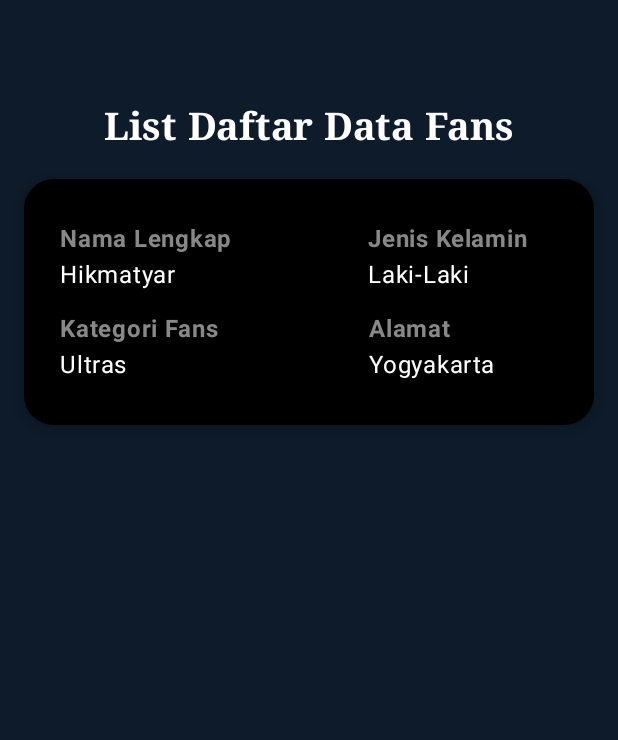
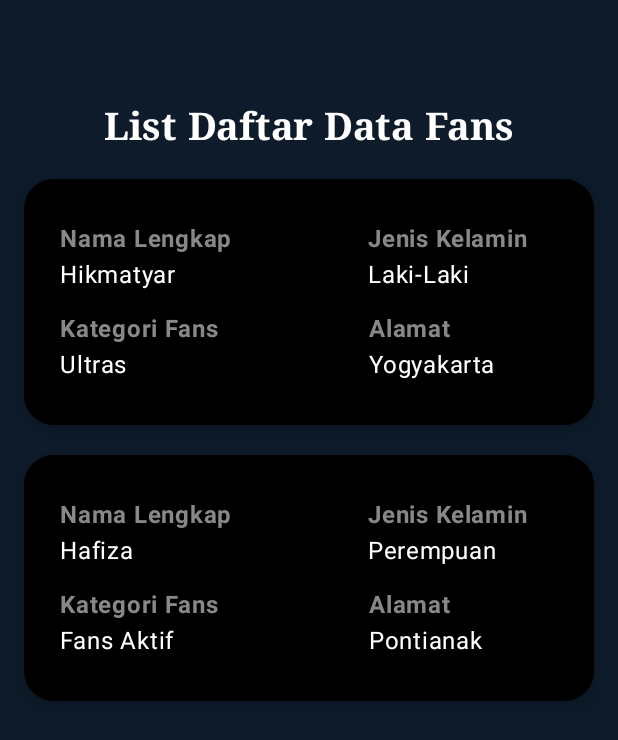
Before and after one commit to hikmatyar22/QuestNavigasiTugas_193, an Android app built with Jetpack Compose: the composable TampilanData shown on its own in the app's theme, on a phone screen of 412 x 824 dp. Shown: the top 740 px of the screen. Run offline under Robolectric (Android 15) with nearby library versions, the phone set to English and light mode, and no system bars.

Commit message:
Membuat spacer untuk jarak dan membuat card kedua untuk menyimpan text dengan format column dan row untuk teks kontennya

```diff
--- a/app/src/main/java/com/example/tugasquestnavigasi/view/DaftarData.kt
+++ b/app/src/main/java/com/example/tugasquestnavigasi/view/DaftarData.kt
@@ -106,7 +106,49 @@ fun TampilanData(
                 }
             }
 
+            Spacer(modifier = Modifier.height(20.dp))
+            Card(
+                modifier = Modifier
+                    .fillMaxWidth()
+                    .padding(horizontal = 16.dp),
+                colors = CardDefaults.cardColors(containerColor = Color.Black),
+                shape = RoundedCornerShape(20.dp),
+                elevation = CardDefaults.cardElevation(defaultElevation = 6.dp)
+            ) {
+                Column(
+                    modifier = Modifier.padding(horizontal = 24.dp, vertical = 28.dp),
+                    verticalArrangement = Arrangement.spacedBy(12.dp),
+                    horizontalAlignment = Alignment.Start
+                ) {
+                    Row(
+                        modifier = Modifier.fillMaxWidth(),
+                        horizontalArrangement = Arrangement.spacedBy(90.dp)
+                    ) {
+                        Column {
+                            Text(stringResource(id = R.string.namalengkap), fontWeight = FontWeight.Bold, color = Color.Gray)
+                            Text("Hafiza", color = Color.White)
+                        }
+                        Column {
+                            Text(stringResource(id = R.string.jenis), fontWeight = FontWeight.Bold, color = Color.Gray)
+                            Text("Perempuan", color = Color.White)
+                        }
+                    }
 
+                    Row(
+                        modifier = Modifier.fillMaxWidth(),
+                        horizontalArrangement = Arrangement.spacedBy(100.dp)
+                    ) {
+                        Column {
+                            Text(stringResource(id = R.string.fans), fontWeight = FontWeight.Bold, color = Color.Gray)
+                            Text("Fans Aktif", color = Color.White)
+                        }
+                        Column {
+                            Text(stringResource(id = R.string.alamat), fontWeight = FontWeight.Bold, color = Color.Gray)
+                            Text("Pontianak", color = Color.White)
+                        }
+                    }
+                }
+            }
 
 
         }
```
